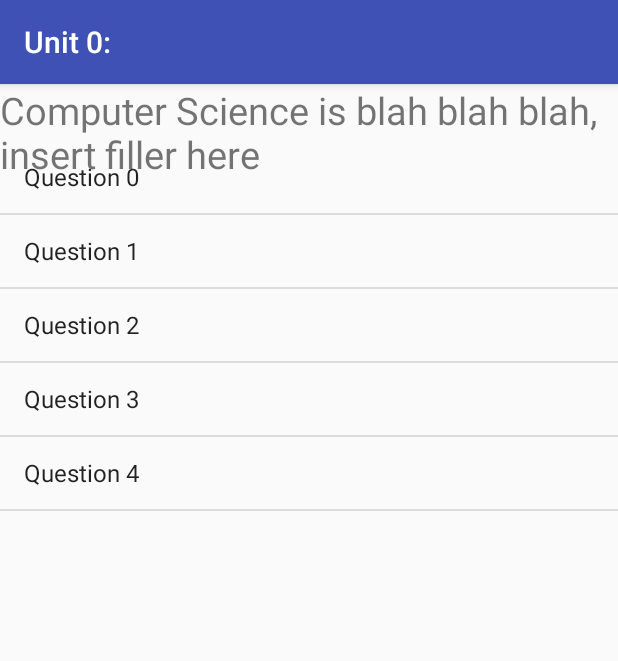
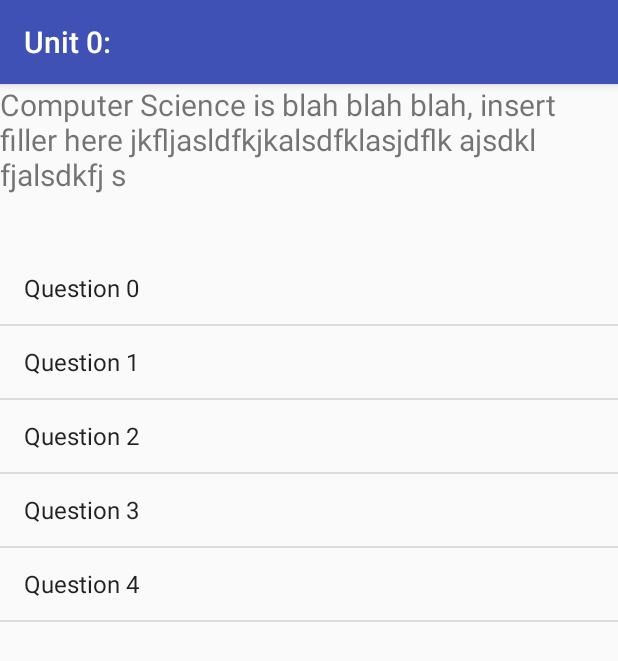
Before and after one commit to Unagifan/APComputerSciencePrep, an Android app: the UnitActivity screen opened directly, with no data from a screen before it, on a phone screen of 412 x 824 dp. Shown: the top 661 px of the screen. Run offline under Robolectric (Android 15) with nearby library versions, the phone set to English and light mode, and no system bars.

Commit message:
Basic workings of layout

```diff
--- a/app/src/main/assets/Unit0Questions.txt
+++ b/app/src/main/assets/Unit0Questions.txt
@@ -1,5 +1,5 @@
 Unit 0:
-Computer Science is blah blah blah, insert filler here
+Computer Science is blah blah blah, insert filler here jkfljasldfkjkalsdfklasjdflk ajsdkl fjalsdkfj s
 Q1.
 A1.
 A2.
--- a/app/src/main/java/com/example/andykhuu/apcomputerscienceprep/QuestionActivity.java
+++ b/app/src/main/java/com/example/andykhuu/apcomputerscienceprep/QuestionActivity.java
@@ -85,11 +85,12 @@ public class QuestionActivity extends AppCompatActivity {
                 Intent i = new Intent(QuestionActivity.this, SolutionActivity.class);
                 if(selected ==  correctAnswer){
                     i.putExtra("CORRECT",true);
+                    startActivity(i);
                 }
-                else if(selected != correctAnswer){
+                else if(selected >= 0 && selected <= 4){
                     i.putExtra("CORRECT",false);
+                    startActivity(i);
                 }
-                startActivity(i);
             }
         });
 
--- a/app/src/main/res/layout/unitlayout_main.xml
+++ b/app/src/main/res/layout/unitlayout_main.xml
@@ -3,23 +3,22 @@
     android:orientation="vertical" android:layout_width="match_parent"
     android:layout_height="match_parent"
     >
-
     <TextView
         android:id="@+id/Description"
-        android:layout_width="match_parent"
-        android:layout_height="match_parent"
+        android:layout_width="wrap_content"
+        android:layout_height="wrap_content"
         android:text="Unit Data"
-        android:textSize="25dp"
+        android:textSize="20dp"
         android:layout_alignParentTop="true"
-        android:layout_centerHorizontal="true" />
+        android:layout_gravity="center" />
+
     <ListView
         android:id="@+id/QuestionsList"
         android:layout_width="fill_parent"
         android:layout_height="match_parent"
-        android:layout_alignParentTop="true"
         android:layout_alignParentLeft="true"
-        android:layout_alignParentStart="true"
-        android:layout_marginTop="38dp">
-    </ListView>
+        android:layout_below="@id/Description"
+        android:layout_marginTop="38dp"
+       ></ListView>
 
 </RelativeLayout>
```
Also changed, not shown: app/src/main/res/layout/questionlayout_main.xml (+8 -2 lines).
